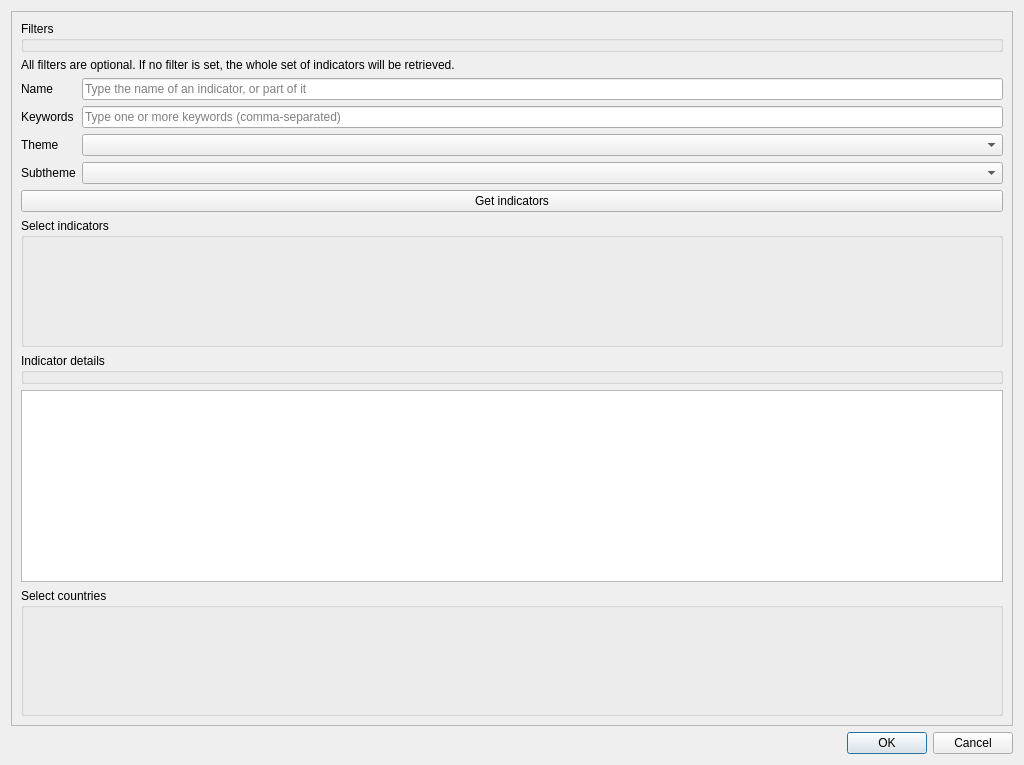
Old version of the form oq_irmt/ui/ui_select_sv_variables.ui in the repository gem/oq-irmt-qgis.
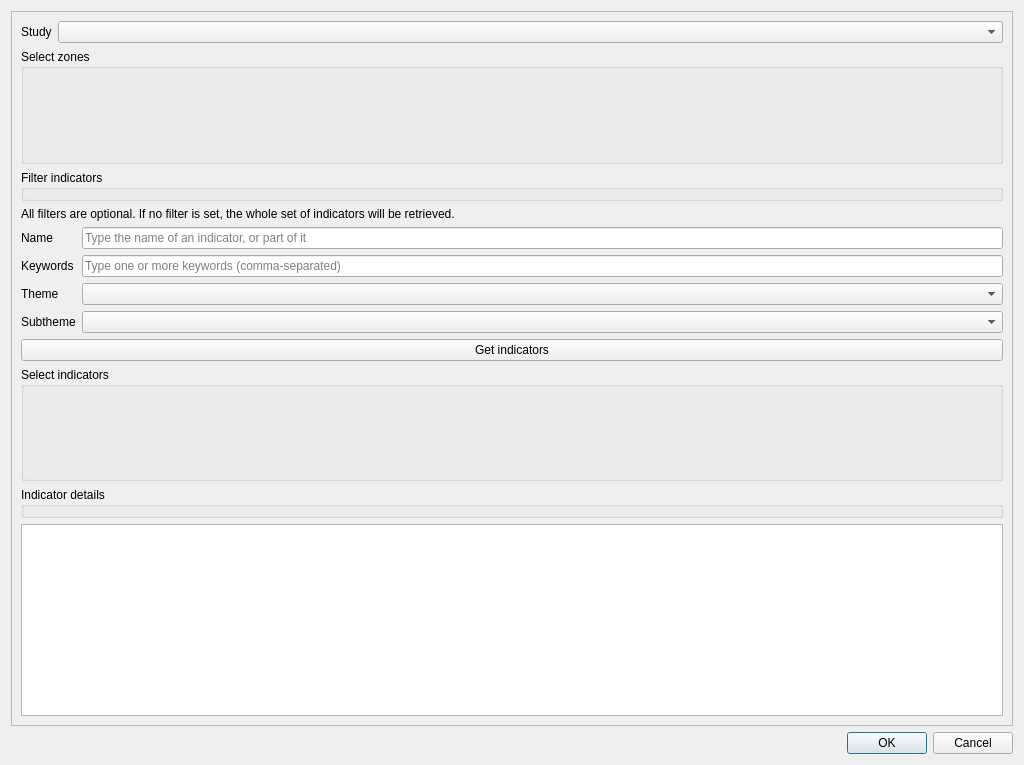
New version of the form. Custom widgets are drawn as their Qt base class.

Commit message: Add study combobox into select_sv_variables dialog

```diff
--- a/oq_irmt/ui/ui_select_sv_variables.ui
+++ b/oq_irmt/ui/ui_select_sv_variables.ui
@@ -35,10 +35,41 @@
        </rect>
       </property>
       <layout class="QVBoxLayout" name="verticalLayout">
+       <item>
+        <layout class="QFormLayout" name="formLayout_3">
+         <property name="topMargin">
+          <number>0</number>
+         </property>
+         <item row="0" column="0">
+          <widget class="QLabel" name="study_lbl">
+           <property name="text">
+            <string>Study</string>
+           </property>
+          </widget>
+         </item>
+         <item row="0" column="1">
+          <widget class="QComboBox" name="study_cbx"/>
+         </item>
+        </layout>
+       </item>
+       <item>
+        <widget class="ListMultiSelectWidget" name="country_select">
+         <property name="sizePolicy">
+          <sizepolicy hsizetype="Preferred" vsizetype="MinimumExpanding">
+           <horstretch>0</horstretch>
+           <verstretch>0</verstretch>
+          </sizepolicy>
+         </property>
+         <property name="title">
+          <string>Select zones</string>
+         </property>
+         <zorder>formLayoutWidget</zorder>
+        </widget>
+       </item>
        <item>
         <widget class="QGroupBox" name="filters_group">
          <property name="title">
-          <string>Filters</string>
+          <string>Filter indicators</string>
          </property>
         </widget>
        </item>
@@ -134,19 +165,6 @@
        <item>
         <widget class="QTextBrowser" name="indicator_details"/>
        </item>
-       <item>
-        <widget class="ListMultiSelectWidget" name="country_select">
-         <property name="sizePolicy">
-          <sizepolicy hsizetype="Preferred" vsizetype="MinimumExpanding">
-           <horstretch>0</horstretch>
-           <verstretch>0</verstretch>
-          </sizepolicy>
-         </property>
-         <property name="title">
-          <string>Select countries</string>
-         </property>
-        </widget>
-       </item>
       </layout>
       <zorder>list_multiselect</zorder>
       <zorder></zorder>
```
Left out of the diff: 13 changed lines with no effect on the pictures.
